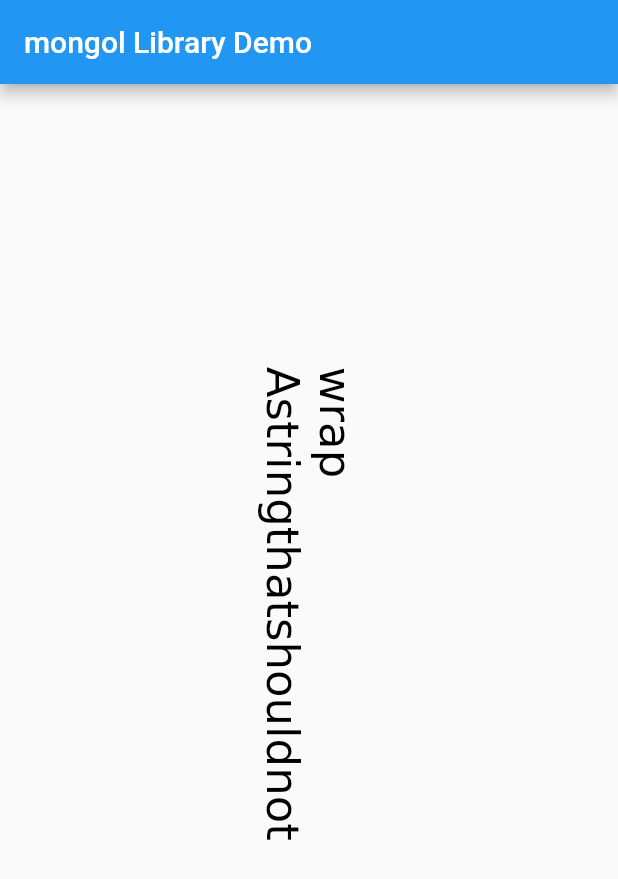
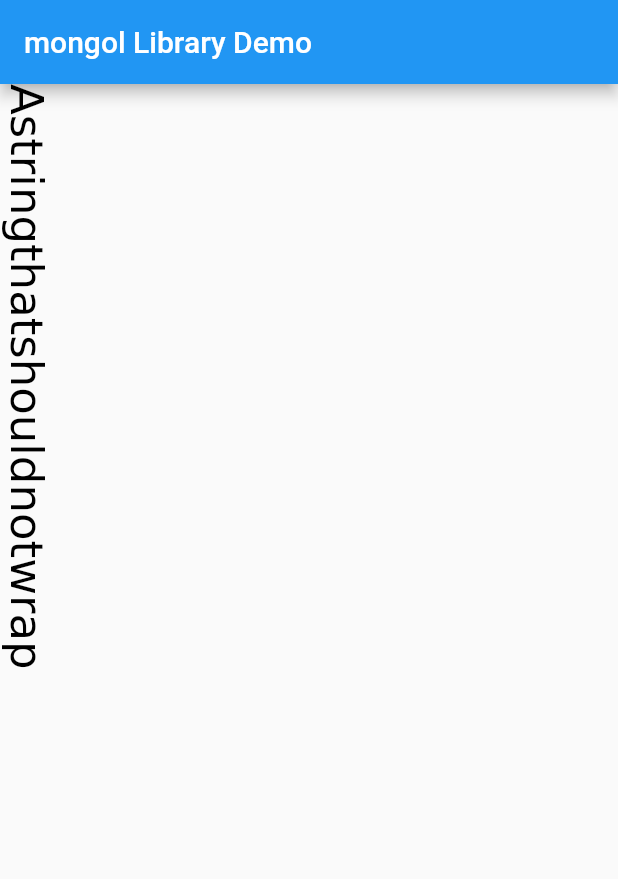
Before and after one commit to suragch/mongol, a Flutter app: the screen it shows after launch, on a phone screen of 412 x 824 dp. Shown: the top 879 px of the screen. Run offline on Flutter 3.47's test engine with Material 2 defaults, Android fonts, the phone set to English and light mode, and no system bars.

Commit message:
fix for line-wrapping before constraint reached

```diff
--- a/example/lib/main.dart
+++ b/example/lib/main.dart
@@ -13,20 +13,10 @@ class DemoApp extends StatelessWidget {
       ),
       home: Scaffold(
         appBar: AppBar(title: Text('mongol Library Demo')),
-        body: BodyWidget(),
+        body: MongolText(myString),
       ),
     );
   }
 }
 
 const String myString = 'A string that should not wrap';
-
-class BodyWidget extends StatelessWidget {
-
-  @override
-  Widget build(BuildContext context) {
-    return Container(
-      child: Center(child: MongolText(myString)),
-    );
-  }
-}
--- a/lib/mongol_paragraph.dart
+++ b/lib/mongol_paragraph.dart
@@ -139,7 +139,7 @@ class MongolParagraph {
     double sum = 0;
     double minRunWidth = double.infinity;
     for (TextRun run in _runs) {
-      final width = run.paragraph.longestLine;
+      final width = run.paragraph.maxIntrinsicWidth;
       minRunWidth = math.min(width, minRunWidth);
       sum += width;
     }
```
Also changed, not shown: 1 other file.
